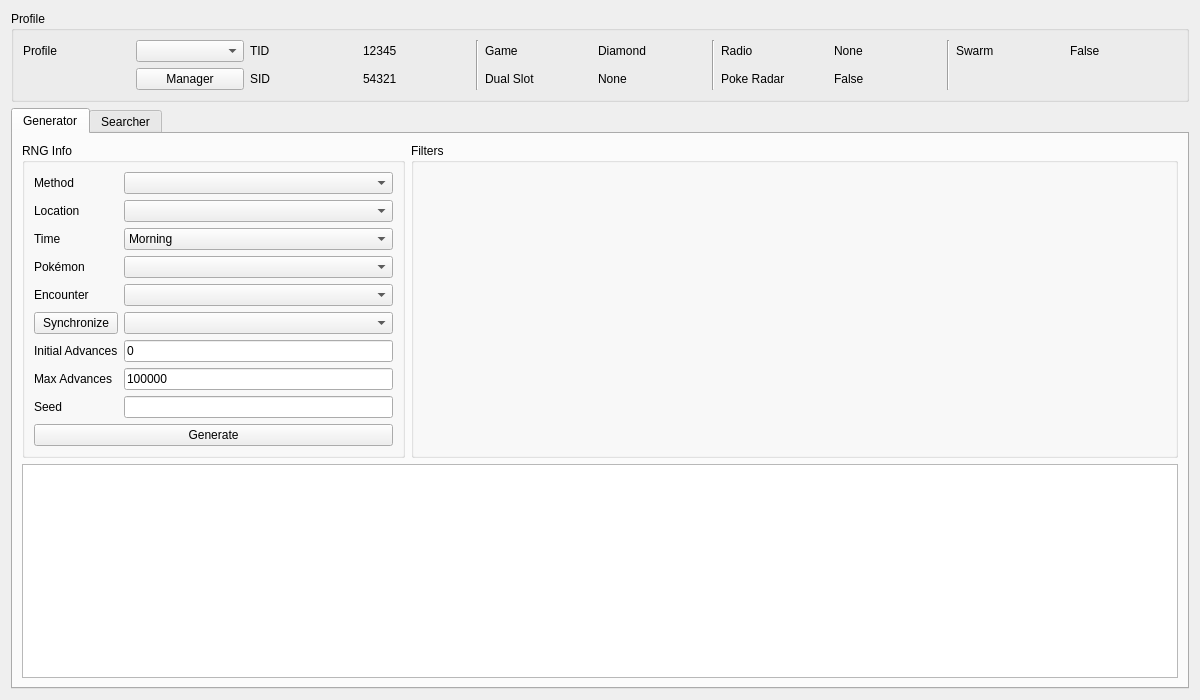
Admiral-Fish/PokeFinder, file Forms/Gen4/Wild4.ui: the form before one commit.
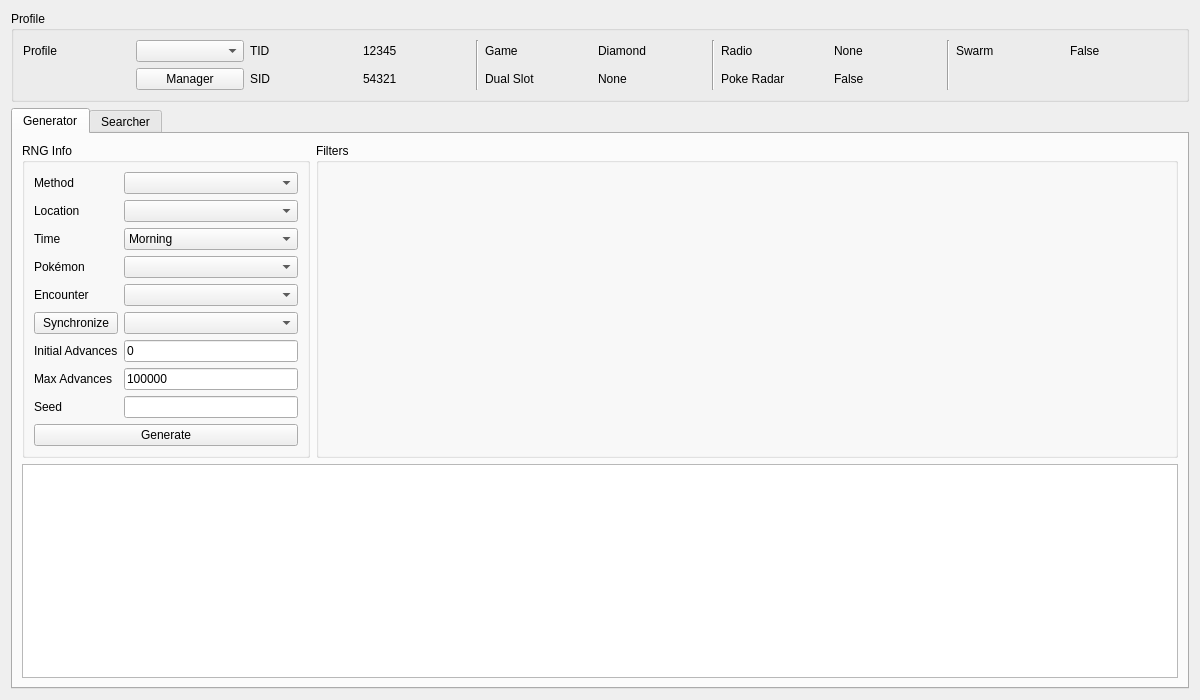
The form after the commit. Custom widgets are drawn as their Qt base class.

The edit to the form file:
```diff
--- a/Forms/Gen4/Wild4.ui
+++ b/Forms/Gen4/Wild4.ui
@@ -201,7 +201,7 @@
         <widget class="QGroupBox" name="groupBoxGeneratorFilters">
          <property name="sizePolicy">
           <sizepolicy hsizetype="Preferred" vsizetype="Preferred">
-           <horstretch>2</horstretch>
+           <horstretch>3</horstretch>
            <verstretch>0</verstretch>
           </sizepolicy>
          </property>
```
Left out of the diff: 2 changed lines with no effect on the pictures.
